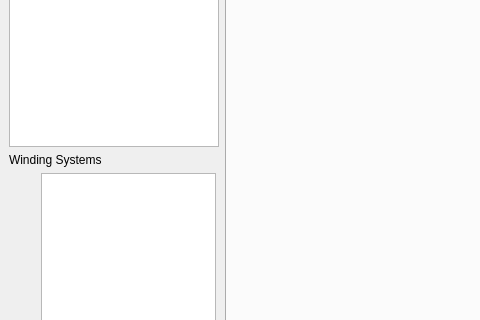
Above: swat_em/ui/MainWindow.ui from mjfwest/swat-em before the change; both pictures show x 0 to 480 and y 285 to 605 of the 945 by 756 pixel window. Below: the same form after it.
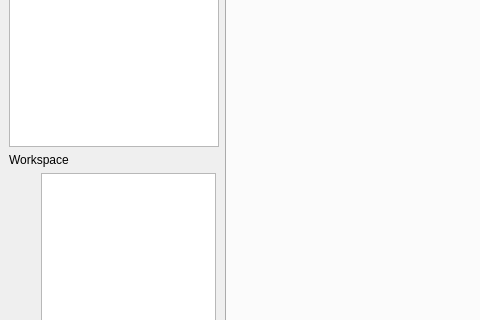
That is the form after the change. Icons and pictures are not drawn.

What changed in the file:
```diff
--- a/swat_em/ui/MainWindow.ui
+++ b/swat_em/ui/MainWindow.ui
@@ -480,7 +480,7 @@
          </sizepolicy>
         </property>
         <property name="text">
-         <string>Winding Systems</string>
+         <string>Workspace</string>
         </property>
        </widget>
       </item>
```
Left out of the diff: 76 changed lines with no effect on the pictures.
